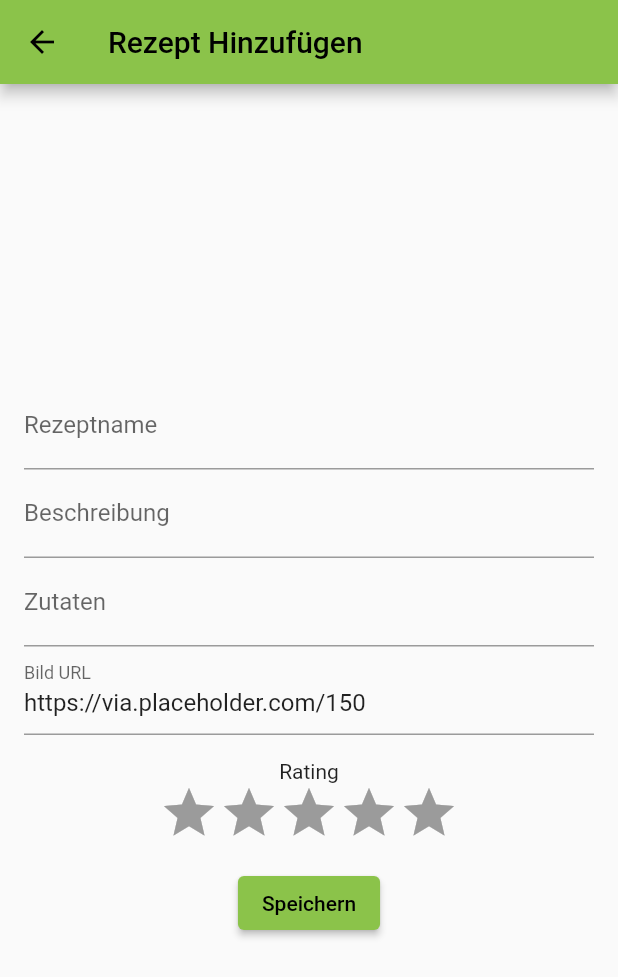
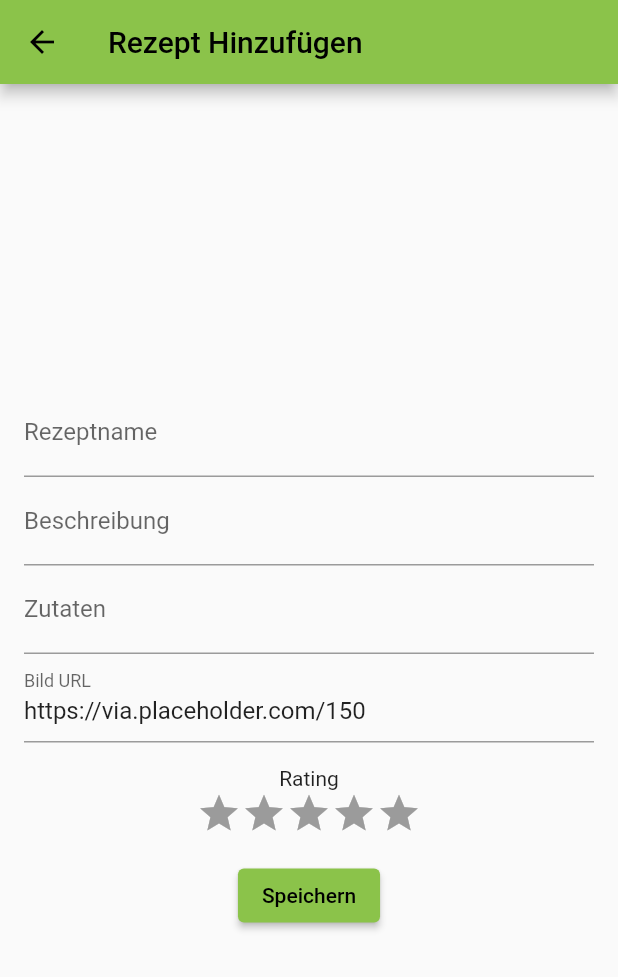
Before and after one commit to marschwarz/rezepte_moedling, a Flutter app: the AddRecipeScreen screen opened by its route, on a phone screen of 412 x 824 dp. Shown: the top 977 px of the screen. Run offline on Flutter 3.47's test engine with Material 2 defaults, Android fonts, the phone set to English and light mode, and no system bars; drawn by our look-alikes of flutter_form_builder, flutter_rating_bar; our stand-ins replace form_builder_validators; network calls fail.

Commit message:
ein paar Beistriche mehr

```diff
--- a/lib/widgets/recipe_form.dart
+++ b/lib/widgets/recipe_form.dart
@@ -65,12 +65,33 @@ final _formKey = GlobalKey<FormBuilderState>();
                 Icons.star,
                 color: Colors.amber,
                 ),
+                allowHalfRating: true,
+                initialRating: field.value ?? 0.0,
+                minRating: 0.0,
+                direction: Axis.horizontal,
+                itemCount: 5,
+                itemSize: 30.0,
+              // ignore: curly_braces_in_flow_control_structures, curly_braces_in_flow_control_structures, curly_braces_in_flow_control_structures
               onRatingUpdate: (rating){
                 field.didChange(rating);
-
-                })
+                if (field.hasError)
+                  Text(
+                      field.errorText!,
+                      style: TextStyle(
+                        color: Theme.of(context).colorScheme.error,
+                        ),
+                      );
+                },
+                ),
             ],);
-          } , name: "rating"),
+          } ,
+          validator: (value) {
+            if (value == null || value == 0.0) {
+            return 'Bitte geben Sie ein Rating an';
+            }
+            return null;
+            },
+          name: "rating"),
 
           const SizedBox(height:16),
           ElevatedButton(onPressed: (){
```
